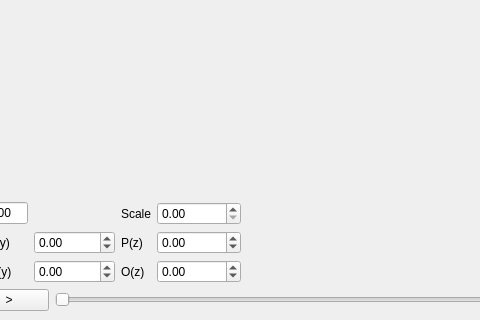
This is pclviewer.ui in iamkevinzhao/Liver6D as Qt 5 draws it before an edit; both pictures show x 218 to 698 and y 179 to 499 of the 966 by 499 pixel window. The edited form follows.
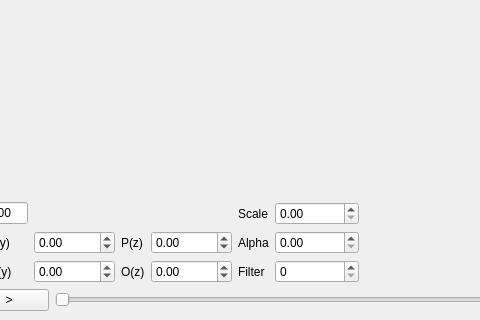
This is the edited form. Custom widgets are drawn as their Qt base class.

Commit message: alpha + filter adjustment

```diff
--- a/pclviewer.ui
+++ b/pclviewer.ui
@@ -191,14 +191,38 @@
             </property>
            </spacer>
           </item>
-          <item row="0" column="8">
+          <item row="1" column="13">
+           <widget class="QLabel" name="label_8">
+            <property name="text">
+             <string>Alpha</string>
+            </property>
+           </widget>
+          </item>
+          <item row="1" column="14">
+           <widget class="QDoubleSpinBox" name="alpha">
+            <property name="maximum">
+             <double>1.000000000000000</double>
+            </property>
+            <property name="singleStep">
+             <double>0.010000000000000</double>
+            </property>
+           </widget>
+          </item>
+          <item row="2" column="13">
+           <widget class="QLabel" name="label_9">
+            <property name="text">
+             <string>Filter</string>
+            </property>
+           </widget>
+          </item>
+          <item row="0" column="13">
            <widget class="QLabel" name="label_7">
             <property name="text">
              <string>Scale</string>
             </property>
            </widget>
           </item>
-          <item row="0" column="9">
+          <item row="0" column="14">
            <widget class="QDoubleSpinBox" name="scale">
             <property name="maximum">
              <double>99990000.000000000000000</double>
@@ -208,6 +232,9 @@
             </property>
            </widget>
           </item>
+          <item row="2" column="14">
+           <widget class="QSpinBox" name="filter"/>
+          </item>
          </layout>
         </item>
         <item>
```
The commit also changes 3 other files.
